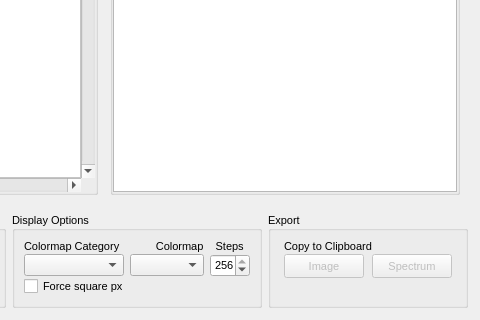
mlerotic/spectromicroscopy, file mantis_xray/pagestack.ui: the form before one commit; both pictures show x 544 to 1024 and y 560 to 880 of the 1024 by 880 pixel window.
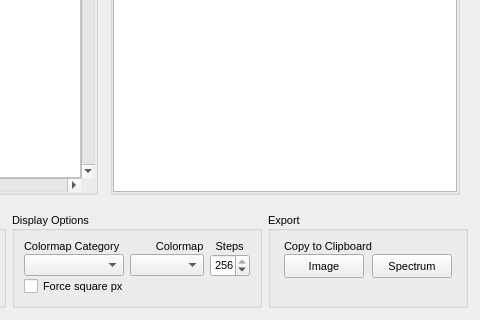
The form after the commit. Custom widgets are drawn as their Qt base class.

Commit message: PageStack: Copy to clipboard for image and spectrum

```diff
--- a/mantis_xray/pagestack.ui
+++ b/mantis_xray/pagestack.ui
@@ -1000,9 +1000,9 @@
             </widget>
            </item>
            <item row="1" column="1">
-            <widget class="QPushButton" name="pb_copy_img">
+            <widget class="QPushButton" name="pb_copy_specimg">
              <property name="enabled">
-              <bool>false</bool>
+              <bool>true</bool>
              </property>
              <property name="sizePolicy">
               <sizepolicy hsizetype="Maximum" vsizetype="Maximum">
@@ -1022,9 +1022,9 @@
             </widget>
            </item>
            <item row="1" column="0">
-            <widget class="QPushButton" name="pb_copy_specimg">
+            <widget class="QPushButton" name="pb_copy_img">
              <property name="enabled">
-              <bool>false</bool>
+              <bool>true</bool>
              </property>
              <property name="sizePolicy">
               <sizepolicy hsizetype="Maximum" vsizetype="Maximum">
```
The commit also changes 2 other files.
